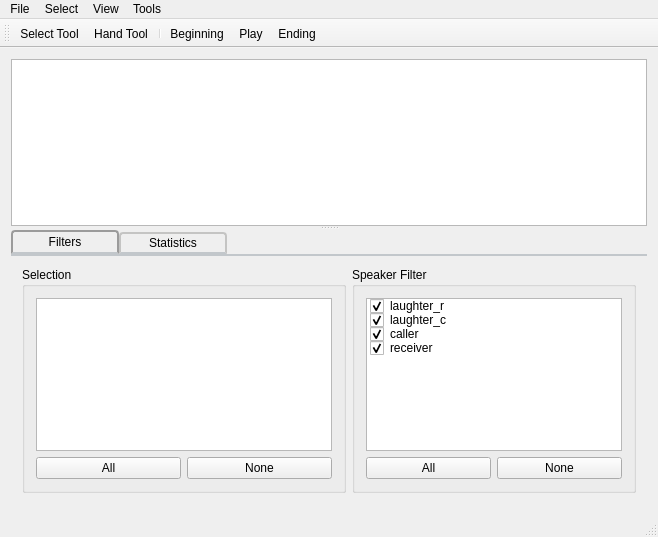
eustaceb/conversational-audio-browser, file mainwindow.ui: the form before one commit.
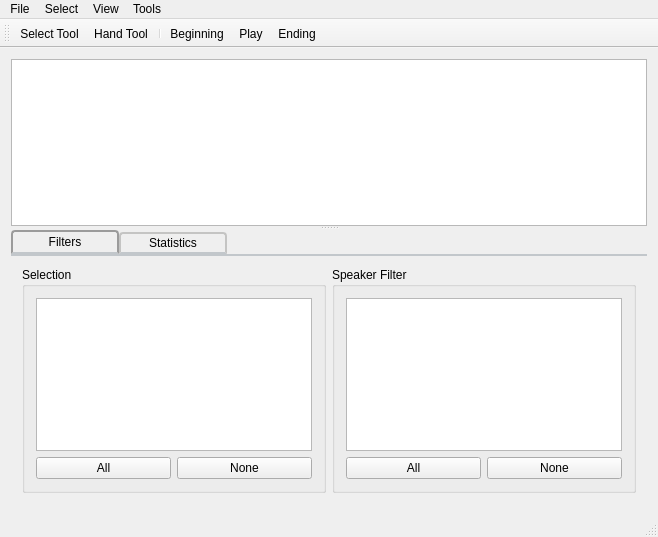
The form after the commit. Icons and pictures are not drawn.

Commit message: Selection tree now properly propagates selections

Patch:
```diff
--- a/mainwindow.ui
+++ b/mainwindow.ui
@@ -135,54 +135,19 @@
              </widget>
             </item>
             <item row="0" column="0" colspan="2">
-             <widget class="QListWidget" name="topicListWidget">
+             <widget class="QTreeView" name="filterTreeView">
               <property name="sizePolicy">
                <sizepolicy hsizetype="Minimum" vsizetype="Expanding">
                 <horstretch>0</horstretch>
                 <verstretch>0</verstretch>
                </sizepolicy>
               </property>
-              <property name="batchSize">
-               <number>100</number>
-              </property>
-              <item>
-               <property name="text">
-                <string>laughter_r</string>
-               </property>
-               <property name="checkState">
-                <enum>Checked</enum>
-               </property>
-              </item>
-              <item>
-               <property name="text">
-                <string>laughter_c</string>
-               </property>
-               <property name="checkState">
-                <enum>Checked</enum>
-               </property>
-              </item>
-              <item>
-               <property name="text">
-                <string>caller</string>
-               </property>
-               <property name="checkState">
-                <enum>Checked</enum>
-               </property>
-              </item>
-              <item>
-               <property name="text">
-                <string>receiver</string>
-               </property>
-               <property name="checkState">
-                <enum>Checked</enum>
-               </property>
-              </item>
              </widget>
             </item>
            </layout>
           </widget>
          </item>
-         <item row="1" column="0" rowspan="3" colspan="3">
+         <item row="1" column="0" rowspan="3">
           <widget class="QGroupBox" name="groupBox_2">
            <property name="title">
             <string>Selection</string>
```
Left out of the diff: 14 changed lines with no effect on the pictures. The commit also changes 17 other files.
